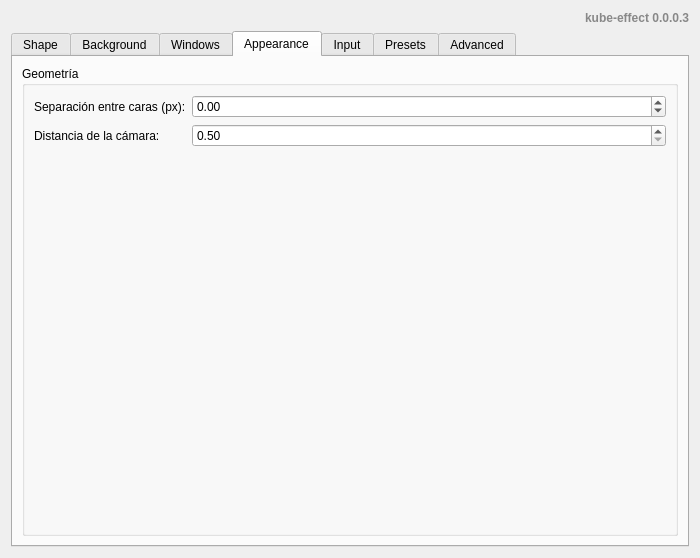
CesarGuzmanLopez/kube-effect, file package/contents/ui/config.ui: the form before one commit.
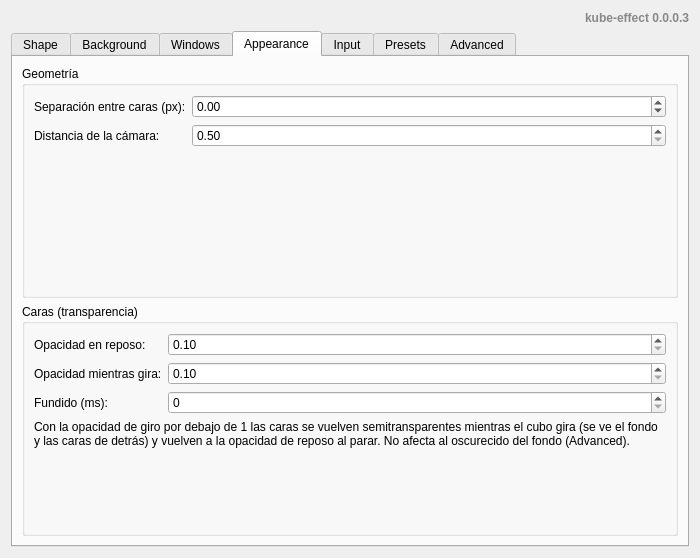
The form after the commit. The open tabs and pages were chosen to show the change. Custom widgets are drawn as their Qt base class.

Commit message:
feat(faces): transparencia de caras al girar con fundido
Opacidad FaceOpacity en reposo y FaceRotationOpacity al girar (misma senal que la atenuacion: arrastre o animacion, sin rueda), con fundido FaceFadeMs aplicado al material para que la futura malla cilindrica lo herede.

ADR-021, req. 2.0, entradas en main.xml y KCM Appearance, helpers en constants.js con clamp y 22 tests en check-constants.qml.

```diff
--- a/package/contents/ui/config.ui
+++ b/package/contents/ui/config.ui
@@ -445,6 +445,87 @@
                                     </layout>
                                 </widget>
                             </item>
+                            <item>
+                                <!-- Face transparency (ADR-021): material opacity,
+                                     inherited unchanged by the future cylinder. -->
+                                <widget class="QGroupBox" name="faceOpacityGroup">
+                                    <property name="title">
+                                        <string>Caras (transparencia)</string>
+                                    </property>
+                                    <layout class="QFormLayout" name="faceOpacityForm">
+                                        <item row="0" column="0">
+                                            <widget class="QLabel" name="faceOpacityLabel">
+                                                <property name="text">
+                                                    <string>Opacidad en reposo:</string>
+                                                </property>
+                                            </widget>
+                                        </item>
+                                        <item row="0" column="1">
+                                            <widget class="QDoubleSpinBox" name="kcfg_FaceOpacity">
+                                                <property name="minimum">
+                                                    <double>0.1</double>
+                                                </property>
+                                                <property name="maximum">
+                                                    <double>1.0</double>
+                                                </property>
+                                                <property name="singleStep">
+                                                    <double>0.05</double>
+                                                </property>
+                                            </widget>
+                                        </item>
+                                        <item row="1" column="0">
+                                            <widget class="QLabel" name="faceRotationOpacityLabel">
+                                                <property name="text">
+                                                    <string>Opacidad mientras gira:</string>
+                                                </property>
+                                            </widget>
+                                        </item>
+                                        <item row="1" column="1">
+                                            <widget class="QDoubleSpinBox" name="kcfg_FaceRotationOpacity">
+                                                <property name="minimum">
+                                                    <double>0.1</double>
+                                                </property>
+                                                <property name="maximum">
+                                                    <double>1.0</double>
+                                                </property>
+                                                <property name="singleStep">
+                                                    <double>0.05</double>
+                                                </property>
+                                            </widget>
+                                        </item>
+                                        <item row="2" column="0">
+                                            <widget class="QLabel" name="faceFadeLabel">
+                                                <property name="text">
+                                                    <string>Fundido (ms):</string>
+                                                </property>
+                                            </widget>
+                                        </item>
+                                        <item row="2" column="1">
+                                            <widget class="QSpinBox" name="kcfg_FaceFadeMs">
+                                                <property name="minimum">
+                                                    <number>0</number>
+                                                </property>
+                                                <property name="maximum">
+                                                    <number>1000</number>
+                                                </property>
+                                                <property name="singleStep">
+                                                    <number>10</number>
+                                                </property>
+                                            </widget>
+                                        </item>
+                                        <item row="3" column="0" colspan="2">
+                                            <widget class="QLabel" name="faceOpacityHint">
+                                                <property name="text">
+                                                    <string>Con la opacidad de giro por debajo de 1 las caras se vuelven semitransparentes mientras el cubo gira (se ve el fondo y las caras de detrás) y vuelven a la opacidad de reposo al parar. No afecta al oscurecido del fondo (Advanced).</string>
+                                                </property>
+                                                <property name="wordWrap">
+                                                    <bool>true</bool>
+                                                </property>
+                                            </widget>
+                                        </item>
+                                    </layout>
+                                </widget>
+                            </item>
                         </layout>
                     </widget>
 
```
The commit also changes 9 other files.
